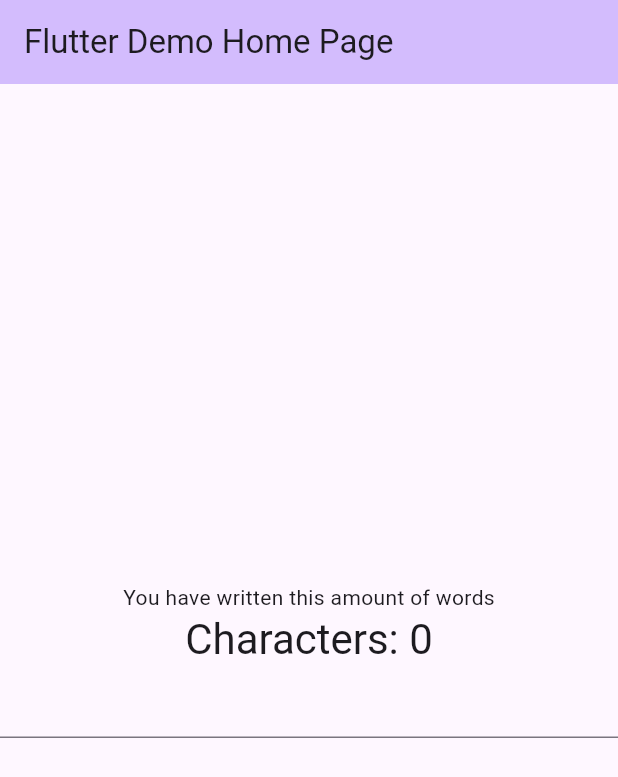
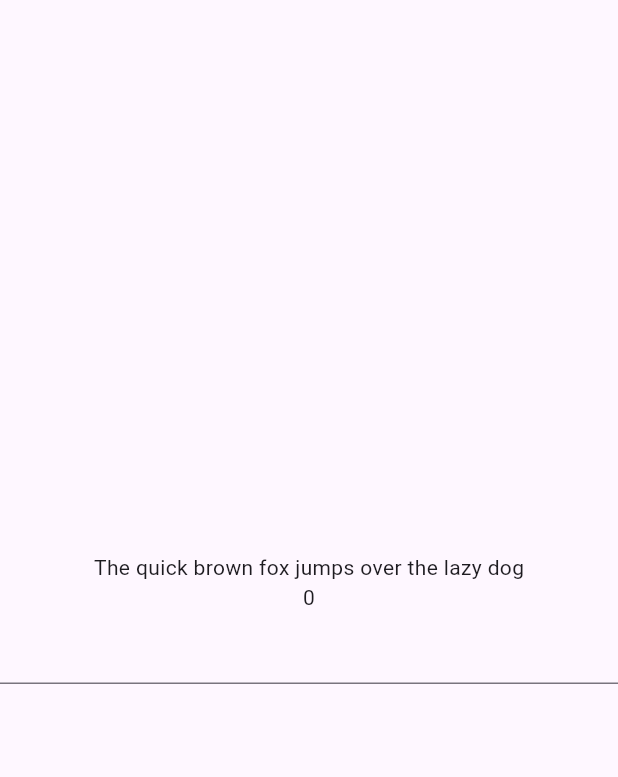
Before and after one commit to nahomsof/typing-race, a Flutter app: the screen it shows after launch, on a phone screen of 412 x 824 dp. Shown: the top 777 px of the screen. Run offline on Flutter 3.47's test engine with Material 3 defaults, Android fonts, the phone set to English and light mode, and no system bars.

Commit message:
feat: compare typed characters with target text

```diff
--- a/frontend/lib/main.dart
+++ b/frontend/lib/main.dart
@@ -1,61 +1,61 @@
 import 'package:flutter/material.dart';
 
 void main() {
-  runApp(const MyApp());
+  runApp(MyApp());
 }
 
 class MyApp extends StatelessWidget {
   const MyApp({super.key});
+
   @override
   Widget build(BuildContext context) {
-    return MaterialApp(
-      title: 'Flutter Demo',
-      theme: ThemeData(colorScheme: .fromSeed(seedColor: Colors.deepPurple)),
-      home: const MyHomePage(title: 'Flutter Demo Home Page'),
-    );
+    return HomePage();
   }
 }
 
-class MyHomePage extends StatefulWidget {
-  const MyHomePage({super.key, required this.title});
-  final String title;
+class HomePage extends StatefulWidget {
+  const HomePage({super.key});
 
   @override
-  State<MyHomePage> createState() => _MyHomePageState();
+  State<HomePage> createState() => _HomePageState();
 }
 
-class _MyHomePageState extends State<MyHomePage> {
-  int _typedCharacters = 0;
-  final TextEditingController typingController = TextEditingController();
+class _HomePageState extends State<HomePage> {
+  int correctChars = 0;
+  static final String _targetChars =
+      "The quick brown fox jumps over the lazy dog";
+  static final List<String> chars = _targetChars.split('');
+  final TextEditingController charContrller = TextEditingController();
 
-  void typedCharacters() {
+  void correctCharchters() {
+    final typed = charContrller.text;
+    int correct = 0;
+    for (int i = 0; i < _targetChars.length && i < typed.length; i++) {
+      if (typed[i] == chars[i]) {
+        correct++;
+      }
+    }
     setState(() {
-      _typedCharacters = typingController.text.length;
+      correctChars = correct;
     });
   }
 
   @override
   Widget build(BuildContext context) {
-    return Scaffold(
-      appBar: AppBar(
-        backgroundColor: Theme.of(context).colorScheme.inversePrimary,
-        title: Text(widget.title),
-      ),
+    return MaterialApp(
+      home: Scaffold(
         body: Center(
           child: Column(
             mainAxisAlignment: .center,
             children: [
-            const Text('You have written this amount of words'),
-            Text(
-              'Characters: $_typedCharacters',
-              style: Theme.of(context).textTheme.headlineMedium,
-            ),
-
+              Text(_targetChars),
+              Text("$correctChars"),
               TextField(
-              controller: typingController,
-              onChanged: (value) => typedCharacters(),
+                controller: charContrller,
+                onChanged: (_) => correctCharchters(),
               ),
             ],
+          ),
         ),
       ),
     );
```
Lines whose indentation alone changed are shown as unchanged.
